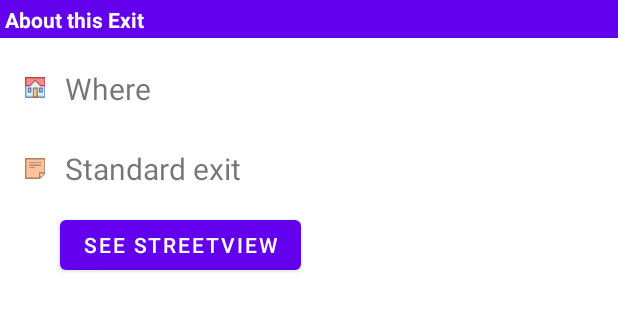
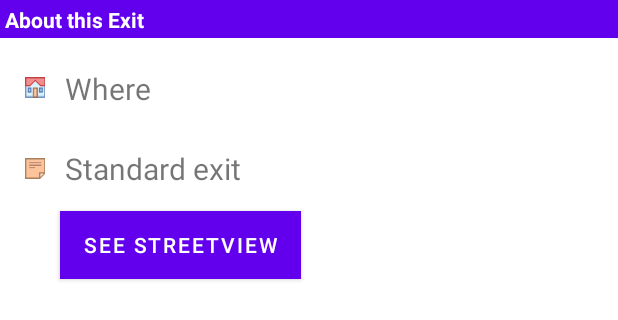
Before and after one commit to r0d3r1ck0rd0n3z/bikepath, an Android app: the layout exit_info.xml on its own in the app's theme, with its tools: preview values and no code run, on a phone screen of 412 x 824 dp. Shown: the top 320 px of the screen. Run offline under Robolectric (Android 15) with nearby library versions, the light colour scheme and no system bars.

Commit message:
Initial commit

```diff
--- a/app/src/main/res/layout/exit_info.xml
+++ b/app/src/main/res/layout/exit_info.xml
@@ -95,6 +95,7 @@
         android:text="@string/goToStreetView"
         app:layout_constraintTop_toBottomOf="@id/kNoteContent"
         app:layout_constraintStart_toStartOf="@id/kNoteContent"
+        android:background="@color/purple_200"
         />
 
     <View
```
Also changed, not shown: app/src/main/java/com/rodericko/bikepathtaipei/MapsActivity.kt (+0 -10 lines).
